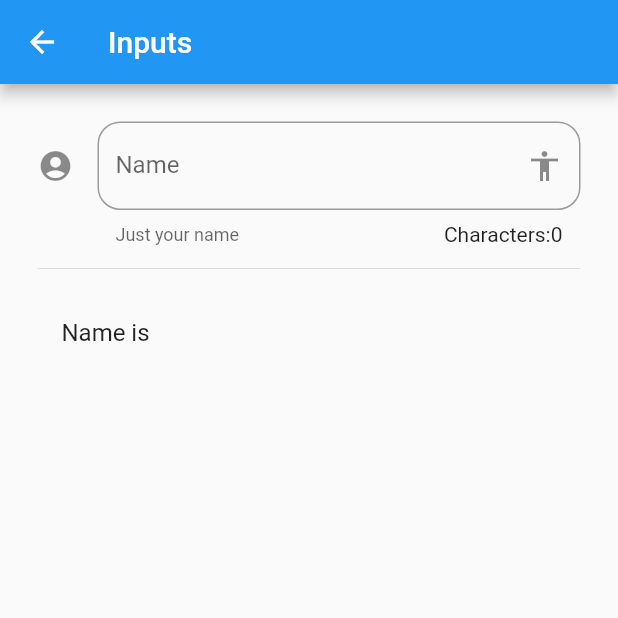
After one commit to luisferomero/flutter_components, a Flutter app: the InputPage screen opened by its route, on a phone screen of 412 x 824 dp, the top half of it. The commit adds this screen. Run offline on Flutter 3.47's test engine with Material 2 defaults, Android fonts, the phone set to English and light mode, and no system bars; network calls fail.

Commit message:
text input

```diff
--- a/data/menu_opts.json
+++ b/data/menu_opts.json
@@ -15,6 +15,16 @@
       "route": "card",
       "icon": "folder_open",
       "text": "Cards"
+    },
+    {
+      "route": "animated",
+      "icon": "donut_large",
+      "text": "Animated container"
+    },
+    {
+      "route": "inputs",
+      "icon": "input",
+      "text": "Inputs"
     }
   ]
 }
--- a/lib/src/pages/card_page.dart
+++ b/lib/src/pages/card_page.dart
@@ -8,6 +8,10 @@ class CardPage extends StatelessWidget {
       body: ListView(
           padding: EdgeInsets.symmetric(horizontal: 20.0, vertical: 15.0),
           children: <Widget>[
+            _simpleCard(),
+            SizedBox(height: 30.0),
+            _imageCard(),
+            SizedBox(height: 30.0),
             _simpleCard(),
             SizedBox(height: 30.0),
             _imageCard(),
--- /dev/null
+++ b/lib/src/pages/input_page.dart
@@ -0,0 +1,53 @@
+import 'package:flutter/material.dart';
+
+class InputPage extends StatefulWidget {
+  @override
+  _InputPageState createState() => _InputPageState();
+}
+
+class _InputPageState extends State<InputPage> {
+  String _name = '';
+
+  @override
+  Widget build(BuildContext context) {
+    return Scaffold(
+      appBar: AppBar(title: Text('Inputs')),
+      body: ListView(
+        padding: EdgeInsets.symmetric(horizontal: 25.0, vertical: 25.0),
+        children: [
+          _createInput(),
+          Divider(
+            height: 30.0,
+          ),
+          _showName()
+        ],
+      ),
+    );
+  }
+
+  Widget _createInput() {
+    return TextField(
+      // autofocus: true,
+      textCapitalization: TextCapitalization.sentences,
+      decoration: InputDecoration(
+          border: OutlineInputBorder(borderRadius: BorderRadius.circular(15.0)),
+          counter: Text('Characters:${_name.length}'),
+          hintText: 'Your name',
+          labelText: 'Name',
+          helperText: 'Just your name',
+          suffixIcon: Icon(Icons.accessibility),
+          icon: Icon(Icons.account_circle)),
+      onChanged: (value) {
+        setState(() {
+          _name = value;
+        });
+      },
+    );
+  }
+
+  Widget _showName() {
+    return ListTile(
+      title: Text('Name is $_name'),
+    );
+  }
+}
--- a/lib/src/routes/routes.dart
+++ b/lib/src/routes/routes.dart
@@ -1,15 +1,19 @@
 import 'package:flutter/material.dart';
 
 import 'package:flutter_components/src/pages/alert_page.dart';
+import 'package:flutter_components/src/pages/animated_container_page.dart';
 import 'package:flutter_components/src/pages/avatar_page.dart';
 import 'package:flutter_components/src/pages/card_page.dart';
 import 'package:flutter_components/src/pages/home_page.dart';
+import 'package:flutter_components/src/pages/input_page.dart';
 
 Map<String, WidgetBuilder> getRoutes() {
   return <String, WidgetBuilder>{
-    '/'     : (BuildContext context) => HomePage(),
-    'alert' : (BuildContext context) => AlertPage(),
-    'avatar': (BuildContext context) => AvatarPage(),
-    'card'  : (BuildContext context) => CardPage(),
+    '/'       : (BuildContext context) => HomePage(),
+    'alert'   : (BuildContext context) => AlertPage(),
+    'avatar'  : (BuildContext context) => AvatarPage(),
+    'card'    : (BuildContext context) => CardPage(),
+    'animated': (BuildContext context) => AnimatedContainerPage(),
+    'inputs'  : (BuildContext context) => InputPage(),
   };
 }
--- a/lib/src/utils/icon_string_util.dart
+++ b/lib/src/utils/icon_string_util.dart
@@ -1,9 +1,11 @@
 import 'package:flutter/material.dart';
 
 final _icons = <String, IconData>{
-  "add_alert": Icons.add_alert,
+  "add_alert"    : Icons.add_alert,
   "accessibility": Icons.accessibility,
-  "folder_open": Icons.folder_open,
+  "folder_open"  : Icons.folder_open,
+  "donut_large"  : Icons.donut_large,
+  "input"        : Icons.input,
 };
 
 Icon getIconFromString(String name) {
```
Also changed, not shown: lib/src/pages/animated_container_page.dart (added, +48 -0 lines), 2 other files.
